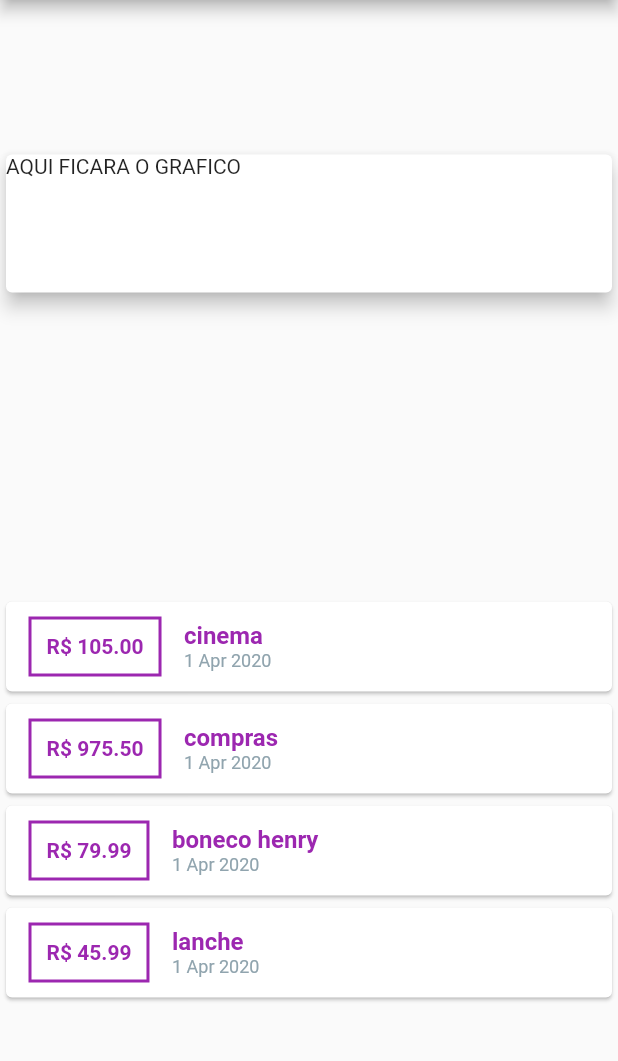
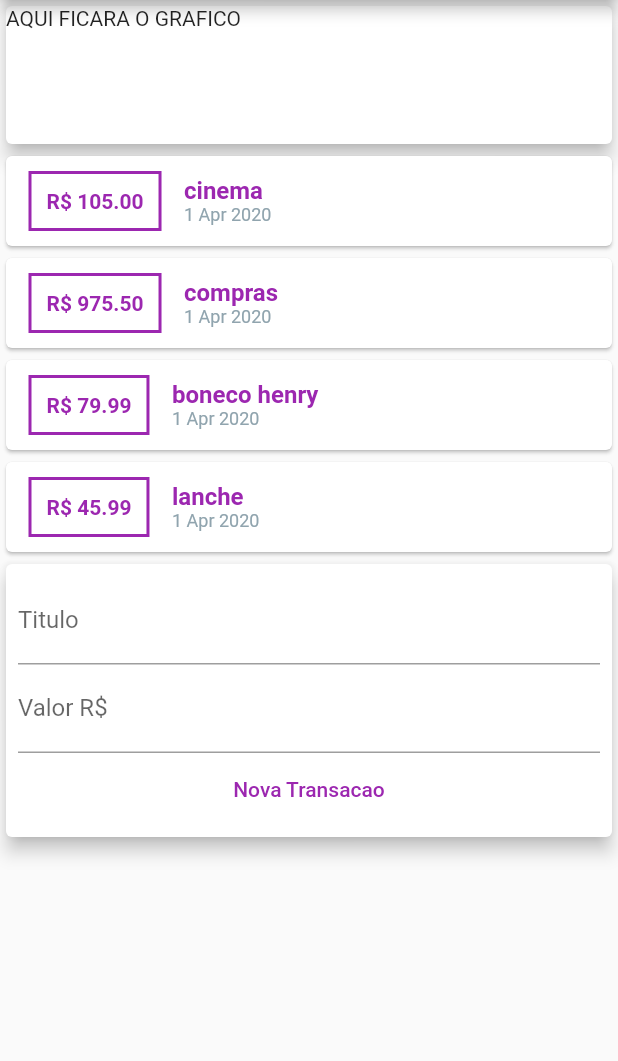
Before and after one commit to ivonildo-lopes/despesas-flutter, a Flutter app: the screen it shows after launch, on a phone screen of 412 x 824 dp, the part 84-1145 px from its top. Run offline on Flutter 3.47's test engine with Material 2 defaults, Android fonts, the phone set to English and light mode, and no system bars.

Commit message:
criando o card form transaction

```diff
--- /dev/null
+++ b/lib/cardTransactionNew.dart
@@ -0,0 +1,48 @@
+import 'package:flutter/material.dart';
+
+class CardTransactionNew  extends StatelessWidget {
+
+   final titleControlher = TextEditingController();
+   final valueControlher = TextEditingController();
+
+   CardTransactionNew();
+
+  @override
+  Widget build(BuildContext context) {
+    return Card(
+            elevation: 5,
+            child: Padding(
+              padding: const EdgeInsets.all(8.0),
+              child: Column(
+                children: <Widget>[
+                  TextField(
+                    // onChanged: (newValue) => title = newValue,
+                    controller: this.titleControlher,
+                    decoration: InputDecoration(
+                      labelText: 'Titulo'
+                    ),
+                  ),
+                  TextField(
+                    // onChanged: (newValue) => value = newValue,
+                    controller: this.valueControlher,
+                    decoration: InputDecoration(
+                      labelText: 'Valor R\$',
+                    ),
+                  ),
+                  FlatButton(
+                    child: Text('Nova Transacao',
+                      style: TextStyle(
+                        color: Colors.purple
+                      ),
+                    ),
+                    onPressed: () {
+                      print(titleControlher.text);
+                      print(valueControlher.text);
+                    },
+                  )
+                ],
+              ),
+            ),
+          );
+  }
+}
--- a/lib/main.dart
+++ b/lib/main.dart
@@ -1,4 +1,5 @@
 import 'package:despesas/cardTransaction.dart';
+import 'package:despesas/cardTransactionNew.dart';
 import 'package:despesas/grafico.dart';
 import 'package:despesas/model/transaction.dart';
 import 'package:flutter/material.dart';
@@ -8,15 +9,16 @@ main() => runApp(Despesa());
 class Despesa  extends StatelessWidget {
   @override
   Widget build(BuildContext context) {
-    return MaterialApp(
-        home: HomePage(),
-    );
+    return MaterialApp(home: HomePage());
   }
 }
 
 class HomePage  extends StatelessWidget {
 
-   final _transaction = [
+  String title;
+  String value;
+
+   final _transactions = [
       Transaction(id: '1', title: 'cinema', value: 105, date: DateTime.now()),
       Transaction(id: '2', title: 'compras', value: 975.50, date: DateTime.now()),
       Transaction(id: '3', title: 'boneco henry', value: 79.99, date: DateTime.now()),
@@ -30,11 +32,12 @@ class HomePage  extends StatelessWidget {
         title: Text('Controle de despesas'),
       ),
       body: Column(
-        mainAxisAlignment: MainAxisAlignment.spaceAround,
+        // mainAxisAlignment: MainAxisAlignment.spaceAround,
         crossAxisAlignment: CrossAxisAlignment.stretch,
         children: <Widget>[
           Grafico(),
-          CardTransaction(_transaction)
+          CardTransaction(_transactions),
+          CardTransactionNew()
         ],
       ),
     );
```
